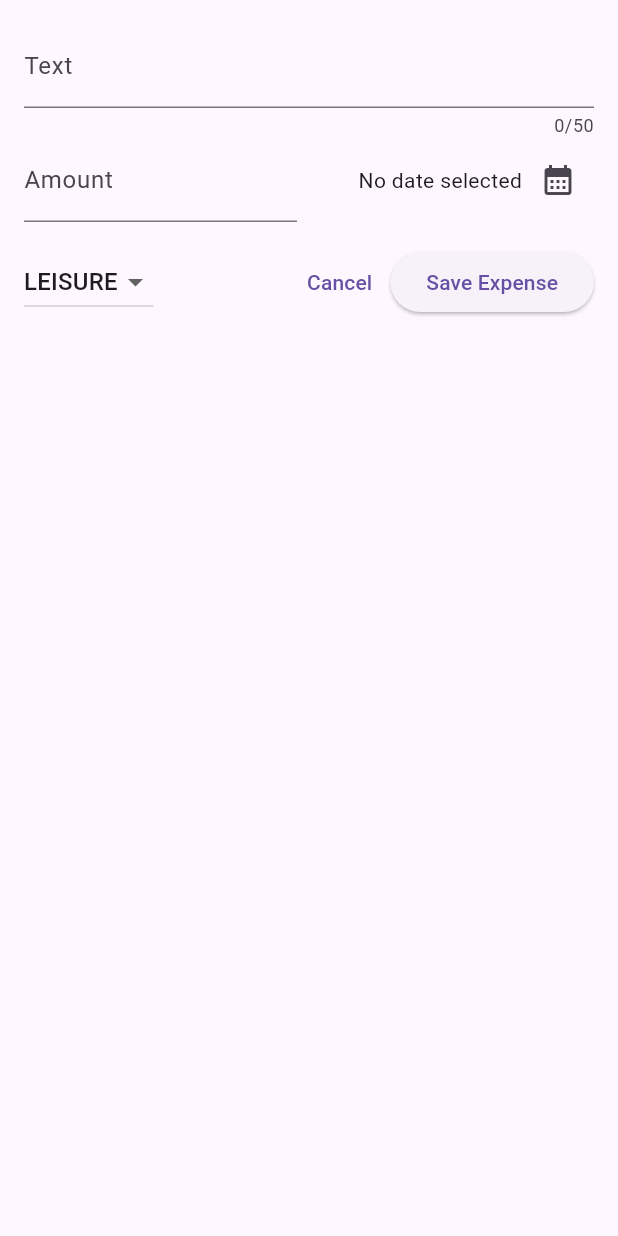
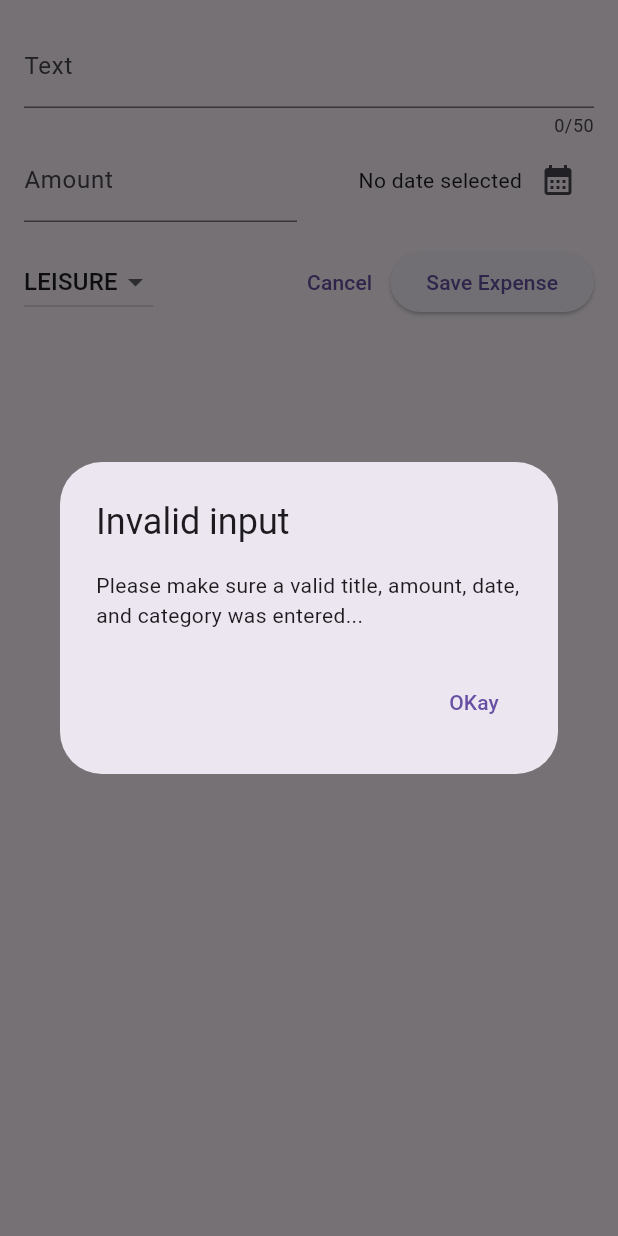
Before and after one commit to yordgenome03/flutter_expence_tracker, a Flutter app: the NewExpense widget shown alone on an empty page, opened directly, after a tap on "Save Expense", on a phone screen of 412 x 824 dp. Run offline on Flutter 3.47's test engine with Material 3 defaults, Android fonts, the phone set to English and light mode, and no system bars.

Commit message:
implement invalid input alert dialog

```diff
--- a/lib/widgets/new_expense.dart
+++ b/lib/widgets/new_expense.dart
@@ -26,6 +26,32 @@ class _NewExpenseState extends State<NewExpense> {
     setState(() {
       _selectedDate = pickedDate;
     });
+  }
+
+  void _submitExpenseData() {
+    final enteredAmount = double.tryParse(_amountController.text);
+    final amountIsInvalid = enteredAmount == null || enteredAmount <= 0;
+    if (_titleController.text.trim().isEmpty ||
+        amountIsInvalid ||
+        _selectedDate == null) {
+      showDialog(
+        context: context,
+        builder: (ctx) => AlertDialog(
+          title: const Text('Invalid input'),
+          content: const Text(
+              'Please make sure a valid title, amount, date, and category was entered...'),
+          actions: [
+            TextButton(
+              onPressed: () {
+                Navigator.pop(ctx);
+              },
+              child: const Text('OKay'),
+            )
+          ],
+        ),
+      );
+      return;
+    }
   }
 
   @override
@@ -114,10 +140,7 @@ class _NewExpenseState extends State<NewExpense> {
                 child: const Text('Cancel'),
               ),
               ElevatedButton(
-                onPressed: () {
-                  print(_titleController.text);
-                  print(_amountController.text);
-                },
+                onPressed: _submitExpenseData,
                 child: const Text('Save Expense'),
               ),
             ],
```
